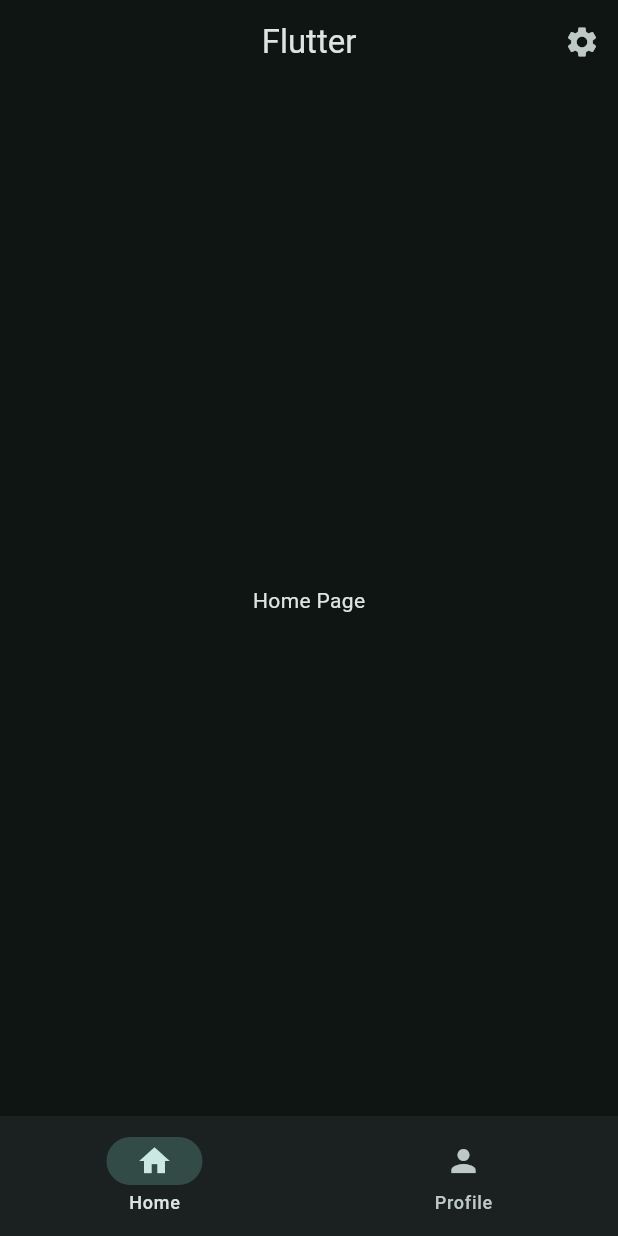
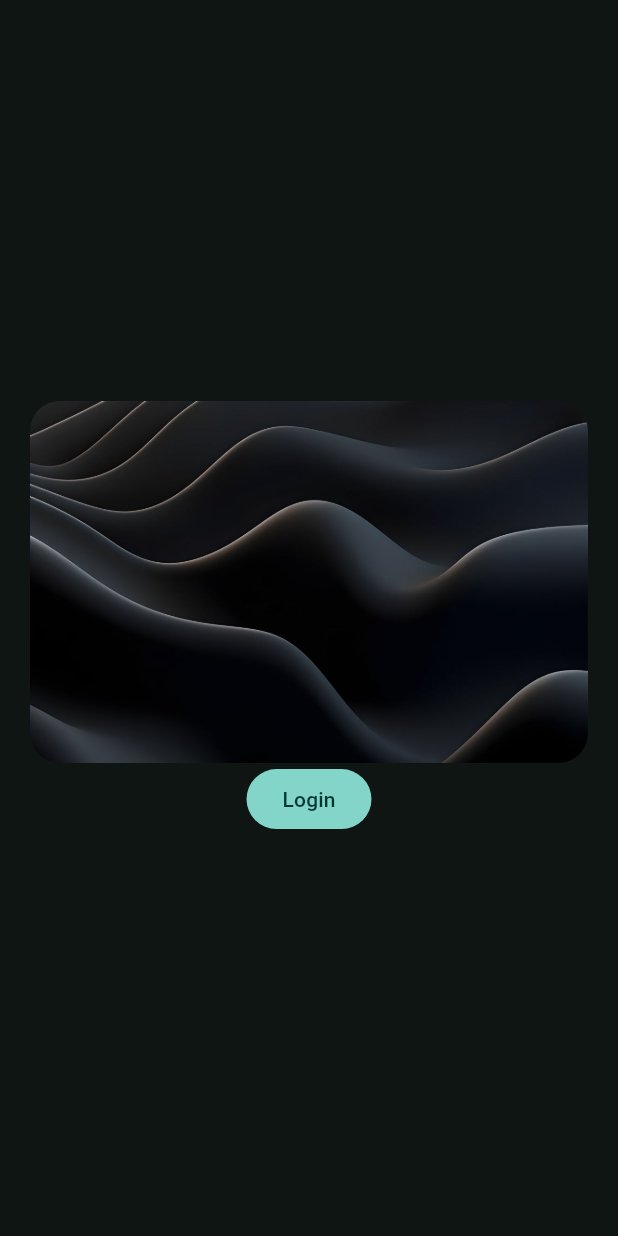
Before and after one commit to pulpetto/First-Flutter-Project, a Flutter app: the screen it shows after launch, on a phone screen of 412 x 824 dp. Run offline on Flutter 3.47's test engine with Material 3 defaults, Android fonts, the phone set to English and light mode, and no system bars.

Commit message:
add welcome page

```diff
--- a/lib/main.dart
+++ b/lib/main.dart
@@ -1,3 +1,4 @@
+import 'package:first_project/views/pages/welcome_page.dart';
 import 'package:first_project/views/widget_tree.dart';
 import 'package:flutter/material.dart';
 
@@ -23,7 +24,7 @@ class _MyAppState extends State<MyApp> {
           brightness: Brightness.dark,
         ),
       ),
-      home: WidgetTree(),
+      home: WelcomePage(),
     );
   }
 }
--- /dev/null
+++ b/lib/views/pages/welcome_page.dart
@@ -0,0 +1,37 @@
+import 'package:first_project/views/widget_tree.dart';
+import 'package:flutter/material.dart';
+
+class WelcomePage extends StatelessWidget {
+  const WelcomePage({super.key});
+
+  @override
+  Widget build(BuildContext context) {
+    return Scaffold(
+      body: Padding(
+        padding: const EdgeInsets.all(20.0),
+        child: Column(
+          mainAxisAlignment: MainAxisAlignment.center,
+          children: [
+            ClipRRect(
+              borderRadius: BorderRadius.circular(20.0),
+              child: Image.asset('assets/images/wlpp.jpg'),
+            ),
+            FilledButton(
+              onPressed: () {
+                Navigator.pushReplacement(
+                  context,
+                  MaterialPageRoute(
+                    builder: (context) {
+                      return WidgetTree();
+                    },
+                  ),
+                );
+              },
+              child: Text('Login'),
+            ),
+          ],
+        ),
+      ),
+    );
+  }
+}
```
